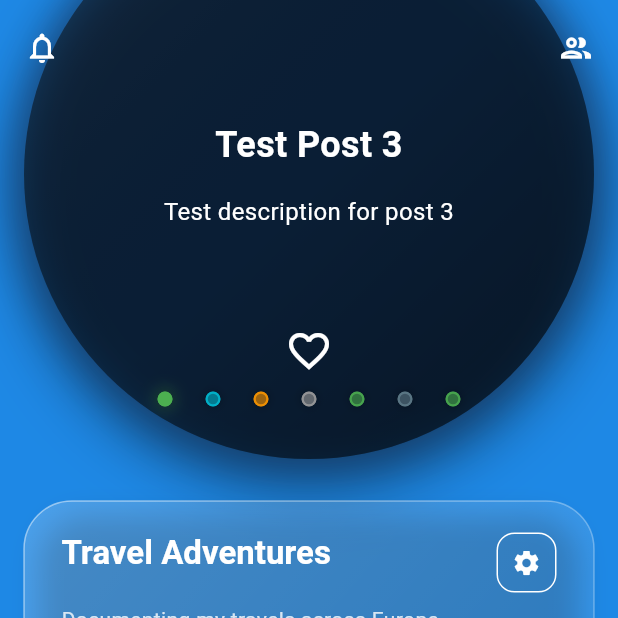
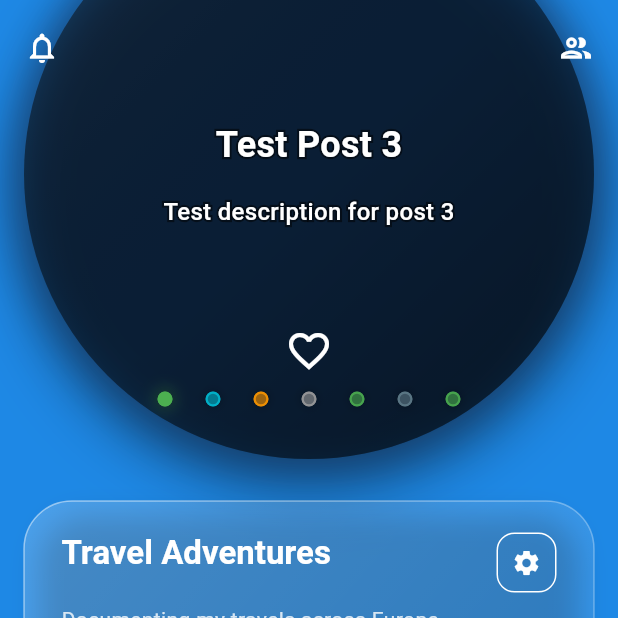
Before and after one commit to HonzaHerodek/teeem-9, a Flutter app: the FeedView screen opened directly, scrolled down 2304 dp, on a phone screen of 412 x 824 dp, the top half of it. Run offline on Flutter 3.47's test engine with Material 3 defaults, Android fonts, the phone set to English and light mode, and no system bars; our stand-ins replace bloc, cached_network_image, cloud_firestore, connectivity_plus, equatable, firebase_auth and 5 more; accounts and stored records are empty; network calls fail.

Commit message:
search done, added shadowed text to posts

```diff
--- a/lib/core/utils/dimming_effect.dart
+++ b/lib/core/utils/dimming_effect.dart
@@ -35,11 +35,11 @@ class DimmingConfig {
 
   const DimmingConfig({
     this.dimmingColor = Colors.black,
-    this.dimmingStrength = 0.5,
+    this.dimmingStrength = 0.7,
     this.glowColor = Colors.white,
-    this.glowSpread = 4.0,
-    this.glowBlur = 8.0,
-    this.glowStrength = 0.3,
+    this.glowSpread = 16.0,
+    this.glowBlur = 32.0,
+    this.glowStrength = 0.5,
     this.excludeShape = DimmingExcludeShape.circle,
     this.borderRadius,
   });
@@ -181,8 +181,8 @@ class DimmingOverlay extends StatelessWidget {
   Widget _buildBackdropFilter() {
     return BackdropFilter(
       filter: ImageFilter.blur(
-        sigmaX: config.glowBlur * 0.25,
-        sigmaY: config.glowBlur * 0.25,
+        sigmaX: config.glowBlur * 0.5,
+        sigmaY: config.glowBlur * 0.5,
       ),
       child: Container(
         color: Colors.transparent,
--- a/lib/presentation/screens/feed/managers/dimming_manager.dart
+++ b/lib/presentation/screens/feed/managers/dimming_manager.dart
@@ -26,9 +26,9 @@ class DimmingManager {
       dimmingColor: Colors.black,
       dimmingStrength: 0.7,
       glowColor: Colors.blue,
-      glowSpread: 8.0,
-      glowBlur: 16.0,
-      glowStrength: 0.4,
+      glowSpread: 16.0,
+      glowBlur: 32.0,
+      glowStrength: 0.5,
     );
 
     if (notification == null) {
--- a/lib/presentation/screens/feed/widgets/feed_header.dart
+++ b/lib/presentation/screens/feed/widgets/feed_header.dart
@@ -3,6 +3,7 @@ import '../controllers/feed_header_controller.dart';
 import 'sections/feed_header_search_section.dart';
 import 'sections/feed_header_traits_section.dart';
 import 'sections/feed_header_profiles_section.dart';
+import 'sections/feed_header_groups_section.dart';
 import 'sections/feed_header_filters_section.dart';
 
 class FeedHeader extends StatelessWidget {
@@ -48,20 +49,23 @@ class FeedHeader extends StatelessWidget {
                   child: Column(
                     mainAxisSize: MainAxisSize.min,
                     children: [
-                      // First row - Trait chips
+                      // First row - Profile miniatures
                       SizedBox(
-                        height: 35,
-                        child: FeedHeaderTraitsSection(
-                          headerController: headerController,
+                        height: 80,
+                        child: Padding(
+                          padding: const EdgeInsets.symmetric(vertical: 4),
+                          child: FeedHeaderProfilesSection(
+                            headerController: headerController,
+                          ),
                         ),
                       ),
                       const SizedBox(height: 9), // Spacing between rows
-                      // Second row - Profile miniatures
+                      // Second row - Group chips
                       SizedBox(
-                        height: 80, // Increased height for larger profile images and text
+                        height: 80,
                         child: Padding(
                           padding: const EdgeInsets.symmetric(vertical: 4),
-                          child: FeedHeaderProfilesSection(
+                          child: FeedHeaderGroupsSection(
                             headerController: headerController,
                           ),
                         ),
@@ -71,6 +75,14 @@ class FeedHeader extends StatelessWidget {
                       SizedBox(
                         height: 35,
                         child: FeedHeaderFiltersSection(
+                          headerController: headerController,
+                        ),
+                      ),
+                      const SizedBox(height: 9), // Spacing between rows
+                      // Fourth row - Trait chips
+                      SizedBox(
+                        height: 35,
+                        child: FeedHeaderTraitsSection(
                           headerController: headerController,
                         ),
                       ),
--- /dev/null
+++ b/lib/presentation/widgets/common/shadowed_text.dart
@@ -0,0 +1,57 @@
+import 'package:flutter/material.dart';
+
+class ShadowedText extends StatelessWidget {
+  final String text;
+  final double fontSize;
+  final FontWeight fontWeight;
+  final double letterSpacing;
+  final TextAlign textAlign;
+  final int maxLines;
+  final double strokeWidth;
+
+  const ShadowedText({
+    super.key,
+    required this.text,
+    this.fontSize = 12,
+    this.fontWeight = FontWeight.w500,
+    this.letterSpacing = 0.2,
+    this.textAlign = TextAlign.center,
+    this.maxLines = 1,
+    this.strokeWidth = 3,
+  });
+
+  @override
+  Widget build(BuildContext context) {
+    return Stack(
+      children: [
+        // Shadow text for better visibility
+        Text(
+          text,
+          style: TextStyle(
+            fontSize: fontSize,
+            fontWeight: fontWeight,
+            letterSpacing: letterSpacing,
+            foreground: Paint()
+              ..style = PaintingStyle.stroke
+              ..strokeWidth = strokeWidth
+              ..color = Colors.black.withOpacity(0.5),
+          ),
+          textAlign: textAlign,
+          maxLines: maxLines,
+        ),
+        // Main text
+        Text(
+          text,
+          style: TextStyle(
+            color: Colors.white,
+            fontSize: fontSize,
+            fontWeight: fontWeight,
+            letterSpacing: letterSpacing,
+          ),
+          textAlign: textAlign,
+          maxLines: maxLines,
+        ),
+      ],
+    );
+  }
+}
--- a/lib/presentation/widgets/post_card.dart
+++ b/lib/presentation/widgets/post_card.dart
@@ -8,6 +8,7 @@ import 'post_header.dart';
 import 'step_indicators/step_dots.dart';
 import 'step_indicators/step_miniatures.dart';
 import 'step_carousel.dart';
+import 'common/shadowed_text.dart';
 
 class PostCard extends StatefulWidget {
   final PostModel post;
@@ -121,23 +122,18 @@ class _PostCardState extends State<PostCard>
               child: Column(
                 mainAxisAlignment: MainAxisAlignment.center,
                 children: [
-                  Text(
-                    widget.post.title,
+                  ShadowedText(
+                    text: widget.post.title,
+                    fontSize: 24,
+                    fontWeight: FontWeight.bold,
                     textAlign: TextAlign.center,
-                    style: const TextStyle(
-                      color: Colors.white,
-                      fontSize: 24,
-                      fontWeight: FontWeight.bold,
-                    ),
                   ),
                   const SizedBox(height: 16),
-                  Text(
-                    widget.post.description,
+                  ShadowedText(
+                    text: widget.post.description,
+                    fontSize: 16,
                     textAlign: TextAlign.center,
-                    style: const TextStyle(
-                      color: Colors.white,
-                      fontSize: 16,
-                    ),
+                    maxLines: 3,
                   ),
                 ],
               ),
@@ -175,13 +171,10 @@ class _PostCardState extends State<PostCard>
                   child: Column(
                     mainAxisSize: MainAxisSize.min,
                     children: [
-                      const Text(
-                        'Rate this post',
-                        style: TextStyle(
-                          color: Colors.white,
-                          fontSize: 20,
-                          fontWeight: FontWeight.bold,
-                        ),
+                      const ShadowedText(
+                        text: 'Rate this post',
+                        fontSize: 20,
+                        fontWeight: FontWeight.bold,
                       ),
                       const SizedBox(height: 16),
                       RatingStars(
```
Also changed, not shown: lib/presentation/screens/feed/widgets/group_chip.dart (added, +163 -0 lines), lib/presentation/screens/feed/widgets/profile_miniature_chip.dart (+16 -95 lines), lib/presentation/screens/feed/widgets/sections/feed_header_groups_section.dart (added, +115 -0 lines).
